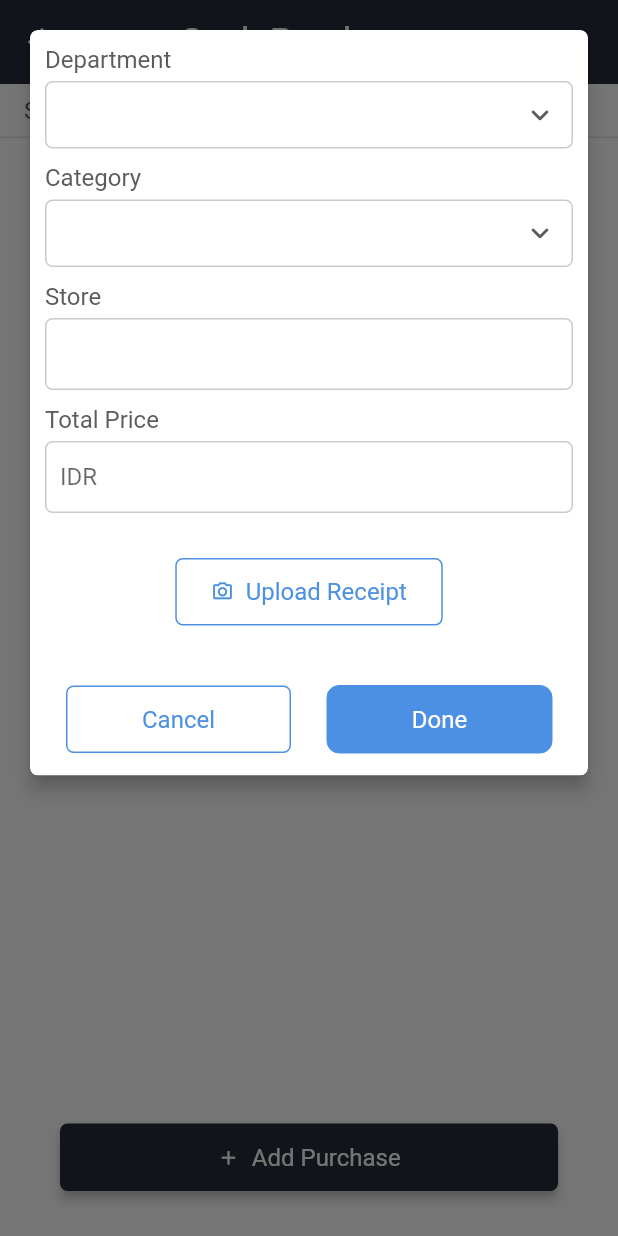
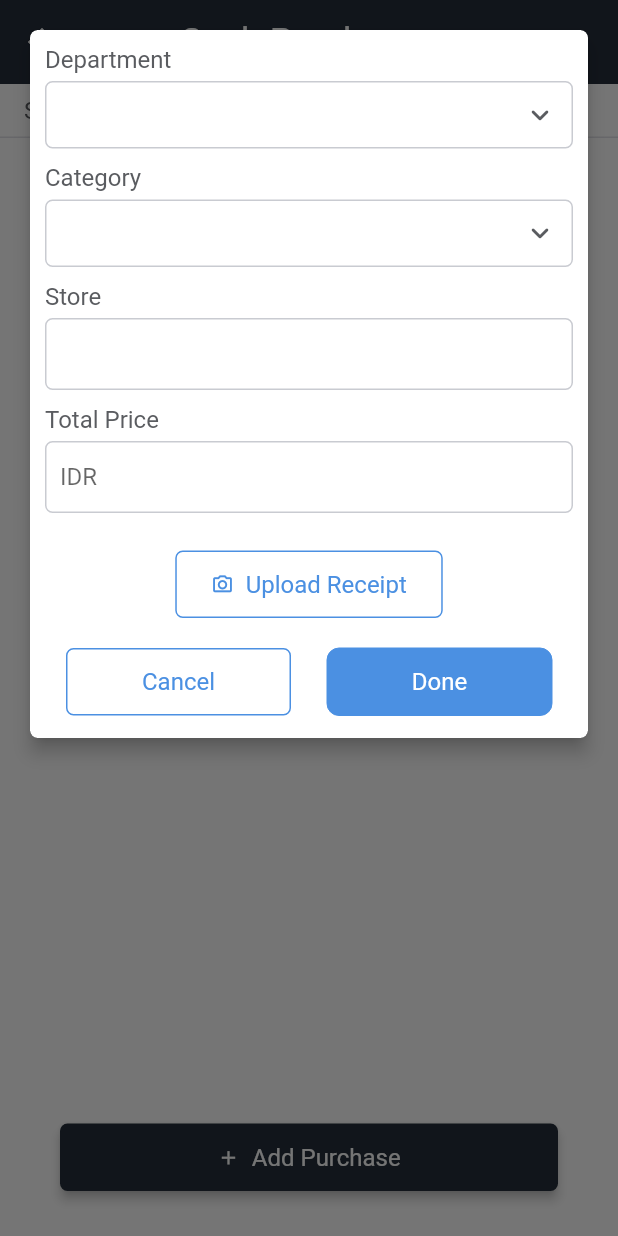
Before and after one commit to Hunterbenjamin/NewCurfewInventory, a Flutter app: the CashPurchasesWidget screen opened by its route, after a tap on "Add Purchase", on a phone screen of 412 x 824 dp. Run offline on Flutter 3.47's test engine with Material 3 defaults, Android fonts, the light colour scheme and no system bars; drawn by our look-alikes of auto_size_text; our stand-ins replace cached_network_image, cloud_firestore, dropdown_button2, easy_debounce, file_picker, firebase_auth and 18 more; missing offline and left inert: json_path, mime_type; accounts and stored records are empty; network calls fail.

Commit message:
ordering cash purchases updating formatting

```diff
--- a/lib/bottomsheets/cash_purchase_bottom_sheet/cash_purchase_bottom_sheet_widget.dart
+++ b/lib/bottomsheets/cash_purchase_bottom_sheet/cash_purchase_bottom_sheet_widget.dart
@@ -80,7 +80,9 @@ class _CashPurchaseBottomSheetWidgetState
               ),
               child: Stack(
                 children: [
-                  Column(
+                  SingleChildScrollView(
+                    primary: false,
+                    child: Column(
                       mainAxisSize: MainAxisSize.min,
                       mainAxisAlignment: MainAxisAlignment.spaceBetween,
                       children: [
@@ -99,7 +101,8 @@ class _CashPurchaseBottomSheetWidgetState
                                 padding: EdgeInsetsDirectional.fromSTEB(
                                     0.0, 5.0, 0.0, 0.0),
                                 child: FlutterFlowDropDown<String>(
-                                controller: _model.dropDownValueController1 ??=
+                                  controller:
+                                      _model.dropDownValueController1 ??=
                                           FormFieldController<String>(
                                     _model.dropDownValue1 ??= FFAppState()
                                         .departmentAppState
@@ -108,8 +111,8 @@ class _CashPurchaseBottomSheetWidgetState
                                   options: widget.departments!
                                       .map((e) => e.departmentName)
                                       .toList(),
-                                onChanged: (val) =>
-                                    setState(() => _model.dropDownValue1 = val),
+                                  onChanged: (val) => setState(
+                                      () => _model.dropDownValue1 = val),
                                   height: 45.0,
                                   textStyle: FlutterFlowTheme.of(context)
                                       .bodyMedium
@@ -156,11 +159,12 @@ class _CashPurchaseBottomSheetWidgetState
                                 padding: EdgeInsetsDirectional.fromSTEB(
                                     0.0, 5.0, 0.0, 0.0),
                                 child: FlutterFlowDropDown<String>(
-                                controller: _model.dropDownValueController2 ??=
+                                  controller:
+                                      _model.dropDownValueController2 ??=
                                           FormFieldController<String>(null),
                                   options: ['Food', 'Other'],
-                                onChanged: (val) =>
-                                    setState(() => _model.dropDownValue2 = val),
+                                  onChanged: (val) => setState(
+                                      () => _model.dropDownValue2 = val),
                                   height: 45.0,
                                   textStyle: FlutterFlowTheme.of(context)
                                       .bodyMedium
@@ -231,22 +235,24 @@ class _CashPurchaseBottomSheetWidgetState
                                     ),
                                     focusedBorder: OutlineInputBorder(
                                       borderSide: BorderSide(
-                                      color:
-                                          FlutterFlowTheme.of(context).accent4,
+                                        color: FlutterFlowTheme.of(context)
+                                            .accent4,
                                         width: 1.0,
                                       ),
                                       borderRadius: BorderRadius.circular(5.0),
                                     ),
                                     errorBorder: OutlineInputBorder(
                                       borderSide: BorderSide(
-                                      color: FlutterFlowTheme.of(context).error,
+                                        color:
+                                            FlutterFlowTheme.of(context).error,
                                         width: 1.0,
                                       ),
                                       borderRadius: BorderRadius.circular(5.0),
                                     ),
                                     focusedErrorBorder: OutlineInputBorder(
                                       borderSide: BorderSide(
-                                      color: FlutterFlowTheme.of(context).error,
+                                        color:
+                                            FlutterFlowTheme.of(context).error,
                                         width: 1.0,
                                       ),
                                       borderRadius: BorderRadius.circular(5.0),
@@ -318,22 +324,24 @@ class _CashPurchaseBottomSheetWidgetState
                                     ),
                                     focusedBorder: OutlineInputBorder(
                                       borderSide: BorderSide(
-                                      color:
-                                          FlutterFlowTheme.of(context).accent4,
+                                        color: FlutterFlowTheme.of(context)
+                                            .accent4,
                                         width: 1.0,
                                       ),
                                       borderRadius: BorderRadius.circular(5.0),
                                     ),
                                     errorBorder: OutlineInputBorder(
                                       borderSide: BorderSide(
-                                      color: FlutterFlowTheme.of(context).error,
+                                        color:
+                                            FlutterFlowTheme.of(context).error,
                                         width: 1.0,
                                       ),
                                       borderRadius: BorderRadius.circular(5.0),
                                     ),
                                     focusedErrorBorder: OutlineInputBorder(
                                       borderSide: BorderSide(
-                                      color: FlutterFlowTheme.of(context).error,
+                                        color:
+                                            FlutterFlowTheme.of(context).error,
                                         width: 1.0,
                                       ),
                                       borderRadius: BorderRadius.circular(5.0),
@@ -370,16 +378,18 @@ class _CashPurchaseBottomSheetWidgetState
                         ),
                         Padding(
                           padding: EdgeInsetsDirectional.fromSTEB(
-                            0.0, 25.0, 0.0, 25.0),
+                              0.0, 20.0, 0.0, 0.0),
                           child: Column(
                             mainAxisSize: MainAxisSize.max,
                             children: [
                               if (_model.uploadedLocalFile1 != null &&
-                                (_model.uploadedLocalFile1.bytes?.isNotEmpty ??
+                                  (_model.uploadedLocalFile1.bytes
+                                          ?.isNotEmpty ??
                                       false))
                                 Text(
                                   'Image Uploaded!',
-                                style: FlutterFlowTheme.of(context).labelLarge,
+                                  style:
+                                      FlutterFlowTheme.of(context).labelLarge,
                                 ),
                               Padding(
                                 padding: EdgeInsetsDirectional.fromSTEB(
@@ -475,7 +485,7 @@ class _CashPurchaseBottomSheetWidgetState
                         ),
                         Padding(
                           padding: EdgeInsetsDirectional.fromSTEB(
-                            0.0, 15.0, 0.0, 15.0),
+                              0.0, 20.0, 0.0, 15.0),
                           child: Container(
                             decoration: BoxDecoration(
                               color: FlutterFlowTheme.of(context)
@@ -597,7 +607,8 @@ class _CashPurchaseBottomSheetWidgetState
                                               departmentReference: FFAppState()
                                                   .departmentAppState
                                                   .departmentReference,
-                                            store: _model.textController1.text,
+                                              store:
+                                                  _model.textController1.text,
                                               totalSpent: int.tryParse(
                                                   _model.textController2.text),
                                               category: _model.dropDownValue2,
@@ -618,7 +629,8 @@ class _CashPurchaseBottomSheetWidgetState
                                         24.0, 0.0, 24.0, 0.0),
                                     iconPadding: EdgeInsetsDirectional.fromSTEB(
                                         0.0, 0.0, 0.0, 0.0),
-                                  color: FlutterFlowTheme.of(context).tertiary,
+                                    color:
+                                        FlutterFlowTheme.of(context).tertiary,
                                     textStyle: FlutterFlowTheme.of(context)
                                         .titleSmall
                                         .override(
@@ -643,6 +655,7 @@ class _CashPurchaseBottomSheetWidgetState
                         ),
                       ],
                     ),
+                  ),
                 ],
               ),
             ),
--- a/lib/main_pages/cash_purchases/cash_purchases_widget.dart
+++ b/lib/main_pages/cash_purchases/cash_purchases_widget.dart
@@ -179,16 +179,14 @@ class _CashPurchasesWidgetState extends State<CashPurchasesWidget> {
               Expanded(
                 child: StreamBuilder<List<CashPurchasesRecord>>(
                   stream: queryCashPurchasesRecord(
-                    queryBuilder: (cashPurchasesRecord) =>
-                        cashPurchasesRecord.where(
-                      'departmentReference',
-                      isEqualTo:
-                          FFAppState().departmentAppState.departmentReference,
-                      isNull: (FFAppState()
+                    queryBuilder: (cashPurchasesRecord) => cashPurchasesRecord
+                        .where(
+                          'departmentReference',
+                          isEqualTo: FFAppState()
                               .departmentAppState
-                              .departmentReference) ==
-                          null,
-                    ),
+                              .departmentReference,
+                        )
+                        .orderBy('date', descending: true),
                   ),
                   builder: (context, snapshot) {
                     // Customize what your widget looks like when it's loading.
```
Also changed, not shown: firebase/firestore.indexes.json (+14 -0 lines), lib/main_pages/order_details/order_details_widget.dart (+3 -4 lines). Lines whose indentation alone changed are shown as unchanged.
